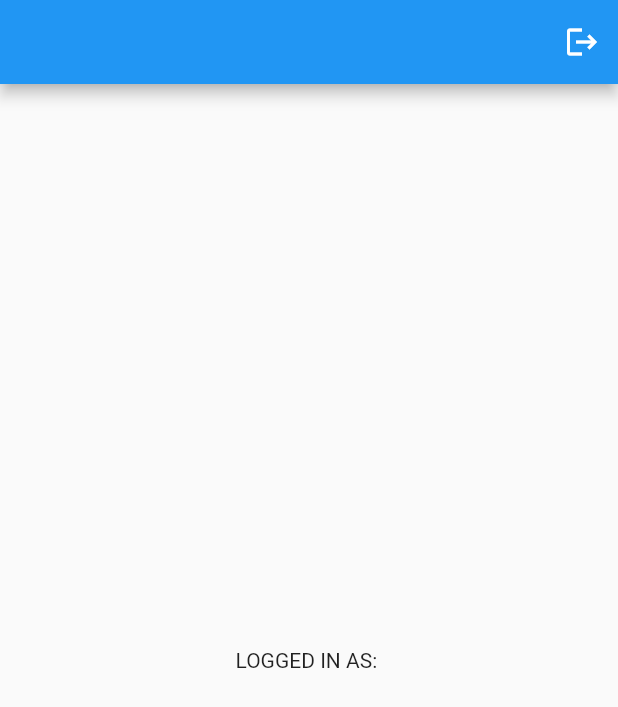
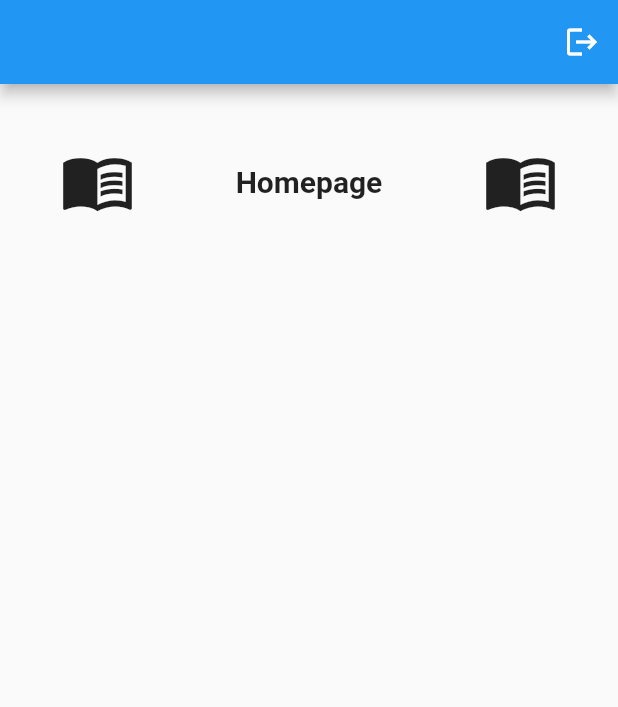
Before and after one commit to 8maziar/who-is-doing-the-dishes-app, a Flutter app: the screen it shows once a user with an empty profile is signed in, on a phone screen of 412 x 824 dp. Shown: the top 707 px of the screen. Run offline on Flutter 3.47's test engine with Material 2 defaults, Android fonts, the phone set to English and light mode, and no system bars; our stand-ins replace firebase_auth, firebase_core, google_sign_in; accounts and stored records are empty.

Commit message:
home screen underway

```diff
--- a/lib/pages/home_page.dart
+++ b/lib/pages/home_page.dart
@@ -21,8 +21,26 @@ class HomePage extends StatelessWidget {
             )
         ],
       ),
-      body: Center(child: Text('LOGGED IN AS: ${user.email!}',
-      )),
+      body: const Padding(
+        padding: EdgeInsets.all(40.0),
+        child: Column(
+          children: [
+            Row(
+              mainAxisAlignment: MainAxisAlignment.spaceBetween,
+                children: [
+                  Icon(Icons.menu_book_outlined,
+                  size: 50,),
+                  Text("Homepage",
+                  style: TextStyle(fontSize: 20,
+                  fontWeight: FontWeight.bold)),
+                Icon(Icons.menu_book_outlined,
+                  size: 50,),
+                ],
+              ),
+            ],
+        ),
+      )
     );
+
   }
 }
```
